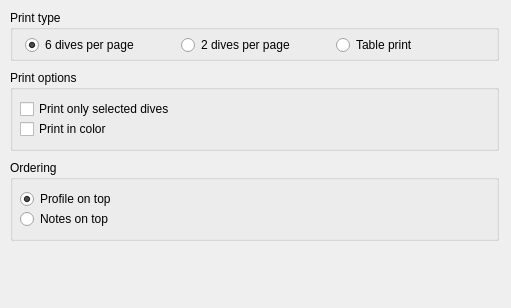
subsurface/subsurface, file qt-ui/printoptions.ui: the form before one commit.
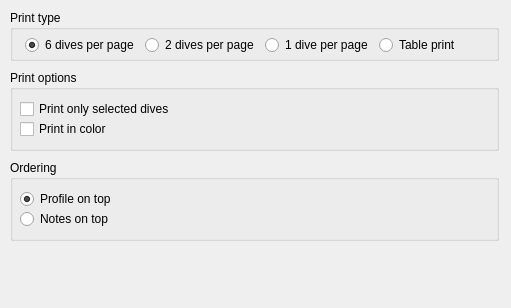
The form after the commit.

Commit message:
Printing: add 1 dive per page option
With this option there is an exception, which makes the notes section of
the profile table occupy half the page. This way dive plans can reasonably
be printed.

Fixes #636

Patch:
```diff
--- a/qt-ui/printoptions.ui
+++ b/qt-ui/printoptions.ui
@@ -133,6 +133,19 @@
        </property>
       </widget>
      </item>
+     <item>
+      <widget class="QRadioButton" name="radioOneDive">
+       <property name="sizePolicy">
+        <sizepolicy hsizetype="Expanding" vsizetype="Fixed">
+         <horstretch>0</horstretch>
+         <verstretch>0</verstretch>
+        </sizepolicy>
+       </property>
+       <property name="text">
+        <string>1 dive per page</string>
+       </property>
+      </widget>
+     </item>
      <item>
       <widget class="QRadioButton" name="radioTablePrint">
        <property name="sizePolicy">
```
The commit also changes 5 other files.
